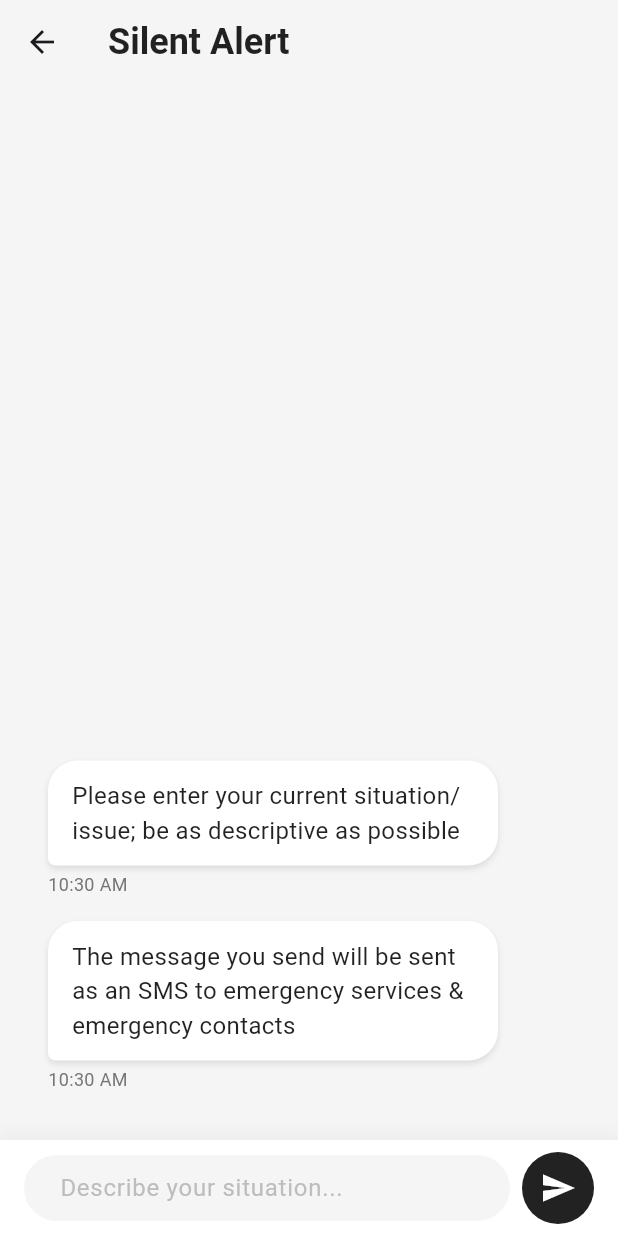
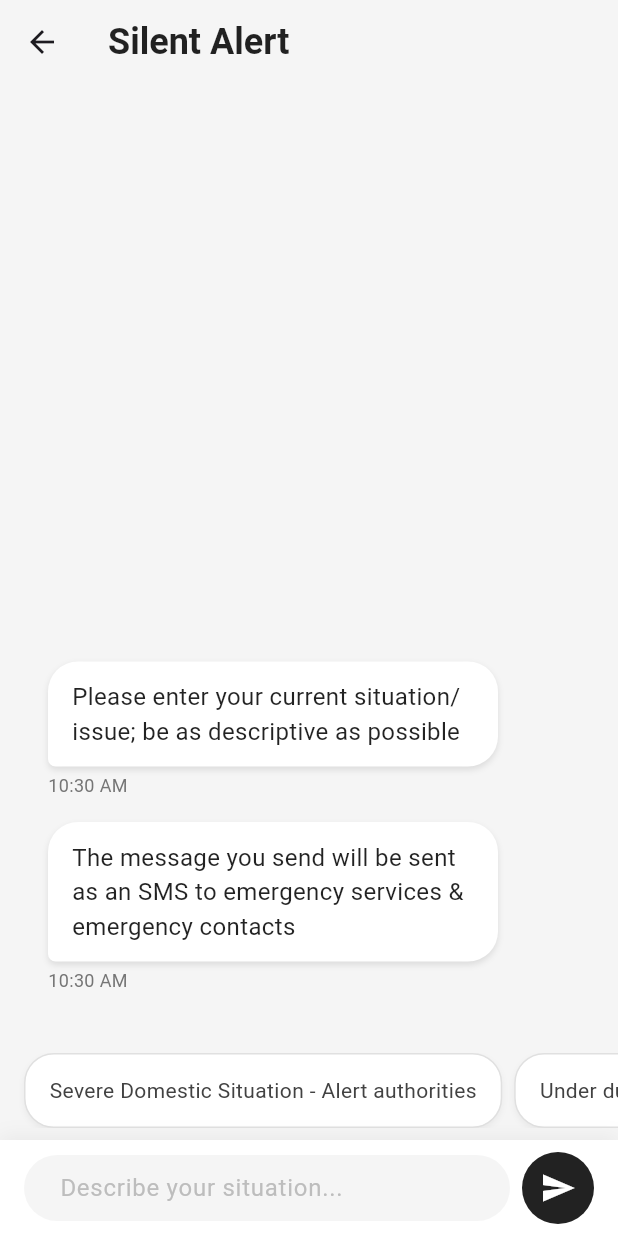
Before and after one commit to zafir-ali05/NeighborhoodSafetyNetwork, a Flutter app: the SilentAlertPage screen opened directly, on a phone screen of 412 x 824 dp. Run offline on Flutter 3.47's test engine with Material 3 defaults, Android fonts, the phone set to English and light mode, and no system bars; our stand-ins replace cloud_firestore, firebase_core, flutter_tts, geolocator, google_maps_flutter, location and 1 more; missing offline and left inert: pandabar; accounts and stored records are empty.

Commit message:
updated silent_alert_page, added autofill messages, added location sending alongside silent alert message

```diff
--- a/lib/pages/silent_alert_page.dart
+++ b/lib/pages/silent_alert_page.dart
@@ -4,6 +4,7 @@ import 'package:url_launcher/url_launcher.dart';
 import 'package:flutter/cupertino.dart';
 import 'package:intl/intl.dart';  // Add this import
 import 'package:cloud_firestore/cloud_firestore.dart';  // Add this import
+import 'package:geolocator/geolocator.dart';
 
 class SilentAlertPage extends StatefulWidget {
   @override
@@ -16,6 +17,21 @@ class _SilentAlertPageState extends State<SilentAlertPage> {
   final FirebaseFirestore _firestore = FirebaseFirestore.instance;  // Add this line
   bool _isSending = false;
   List<ChatMessage> messages = [];
+
+  // Add this list of predefined messages
+  final List<String> quickMessages = [
+
+    "Severe Domestic Situation - Alert authorities",
+    "Under duress - Alert authorities",
+    "Someone is following me - Pick me up",
+    "Need help - Feel unsafe",
+
+  ];
+
+  // Add this method to handle quick message selection
+  void _selectQuickMessage(String message) {
+    _messageController.text = message;
+  }
 
   @override
   void initState() {
@@ -41,34 +57,88 @@ class _SilentAlertPageState extends State<SilentAlertPage> {
     }
   }
 
+  Future<Position?> _getCurrentLocation() async {
+    bool serviceEnabled;
+    LocationPermission permission;
+
+    // Test if location services are enabled.
+    serviceEnabled = await Geolocator.isLocationServiceEnabled();
+    if (!serviceEnabled) {
+      // Location services are not enabled
+      if (context.mounted) {
+        showCupertinoDialog(
+          context: context,
+          builder: (context) => CupertinoAlertDialog(
+            title: Text('Location Services Disabled'),
+            content: Text('Please enable location services to send your location with the alert.'),
+            actions: [
+              CupertinoDialogAction(
+                child: Text('OK'),
+                onPressed: () => Navigator.pop(context),
+              ),
+            ],
+          ),
+        );
+      }
+      return null;
+    }
+
+    // Check location permission
+    permission = await Geolocator.checkPermission();
+    if (permission == LocationPermission.denied) {
+      permission = await Geolocator.requestPermission();
+      if (permission == LocationPermission.denied) {
+        return null;
+      }
+    }
+
+    if (permission == LocationPermission.deniedForever) {
+      return null;
+    }
+
+    // Get current position
+    return await Geolocator.getCurrentPosition();
+  }
+
   Future<void> _sendSMS(String emergencyNumber, String message) async {
     try {
       setState(() => _isSending = true);
 
+      // Get current location
+      final Position? position = await _getCurrentLocation();
+
       // Get all emergency contact numbers
       final emergencyContacts = await _getEmergencyContactNumbers();
 
-      // Create the full message
-      final fullMessage = 'EMERGENCY ALERT: $message\n\nThis is an emergency message from Neighborhood Safety Network.';
+      // Create the full message with location if available
+      String fullMessage = 'EMERGENCY ALERT: $message\n\n';
+
+      if (position != null) {
+        fullMessage += 'My current location:\n';
+        fullMessage += 'https://www.google.com/maps?q=${position.latitude},${position.longitude}\n\n';
+      }
+
+      fullMessage += 'This is an emergency message from Neighborhood Safety Network.';
+
+      // URI encode the message
+      final encodedMessage = Uri.encodeComponent(fullMessage);
 
       // Combine emergency number with contact numbers
-      final allRecipients = [emergencyNumber, ...emergencyContacts];
+      final allRecipients = [emergencyNumber, ...emergencyContacts].join(',');
 
-      // Create SMS URI with multiple recipients
-      final Uri smsUri = Uri(
-        scheme: 'sms',
-        path: allRecipients.join(','),
-        queryParameters: {'body': fullMessage},
-      );
+      // Create SMS URI with the proper scheme
+      final Uri smsUri = Uri.parse('sms:$allRecipients?body=$encodedMessage');
 
-      if (!await launchUrl(smsUri)) {
+      if (!await launchUrl(smsUri, mode: LaunchMode.externalApplication)) {
         throw 'Could not launch SMS';
       }
 
       setState(() {
         _isSending = false;
         messages.add(ChatMessage(
-          message: "Emergency message sent to all emergency contacts",
+          message: position != null
+              ? "Emergency message and location sent to all emergency contacts"
+              : "Emergency message sent to all emergency contacts",
           isUser: false,
         ));
       });
@@ -149,6 +219,50 @@ class _SilentAlertPageState extends State<SilentAlertPage> {
                   ],
                 ),
               ),
+
+            // Add this new Container for quick messages
+            Container(
+              height: 50,
+              margin: EdgeInsets.symmetric(vertical: 8),
+              child: ListView.builder(
+                scrollDirection: Axis.horizontal,
+                padding: EdgeInsets.symmetric(horizontal: 16),
+                itemCount: quickMessages.length,
+                itemBuilder: (context, index) {
+                  return Padding(
+                    padding: EdgeInsets.only(right: 8),
+                    child: InkWell(
+                      onTap: () => _selectQuickMessage(quickMessages[index]),
+                      child: Container(
+                        padding: EdgeInsets.symmetric(horizontal: 16, vertical: 8),
+                        decoration: BoxDecoration(
+                          color: Colors.white,
+                          borderRadius: BorderRadius.circular(20),
+                          border: Border.all(color: Colors.grey.shade300),
+                          boxShadow: [
+                            BoxShadow(
+                              color: Colors.black.withOpacity(0.05),
+                              blurRadius: 3,
+                              offset: Offset(0, 2),
+                            ),
+                          ],
+                        ),
+                        child: Center(
+                          child: Text(
+                            quickMessages[index],
+                            style: TextStyle(
+                              color: Colors.grey[800],
+                              fontSize: 14,
+                            ),
+                          ),
+                        ),
+                      ),
+                    ),
+                  );
+                },
+              ),
+            ),
+
             Container(
               padding: EdgeInsets.symmetric(horizontal: 16, vertical: 8),
               decoration: BoxDecoration(
--- a/pubspec.yaml
+++ b/pubspec.yaml
@@ -42,7 +42,7 @@ dependencies:
   url_launcher: ^6.0.20
   permission_handler: ^11.0.1
   flutter_tts: ^3.2.2
-  flutter_sms: ^2.3.3
+  geolocator: ^10.1.0
 
 dev_dependencies:
   flutter_test:
```
Also changed, not shown: lib/pages/home_page.dart (line endings or trailing spaces), pubspec.lock, 5 other files.
